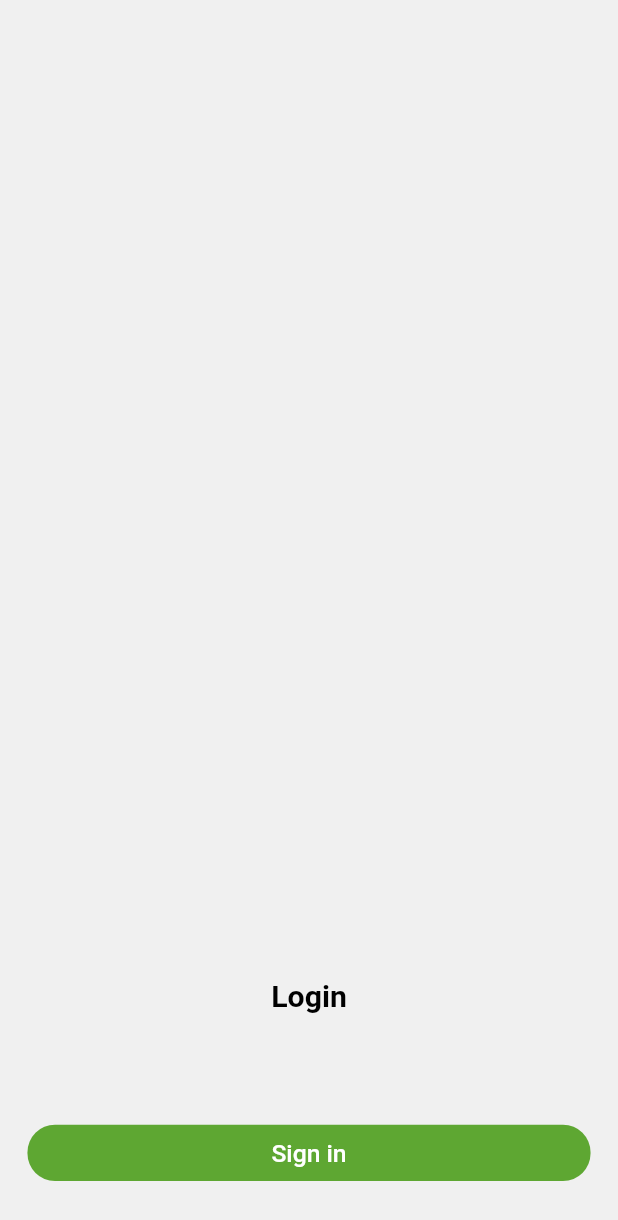
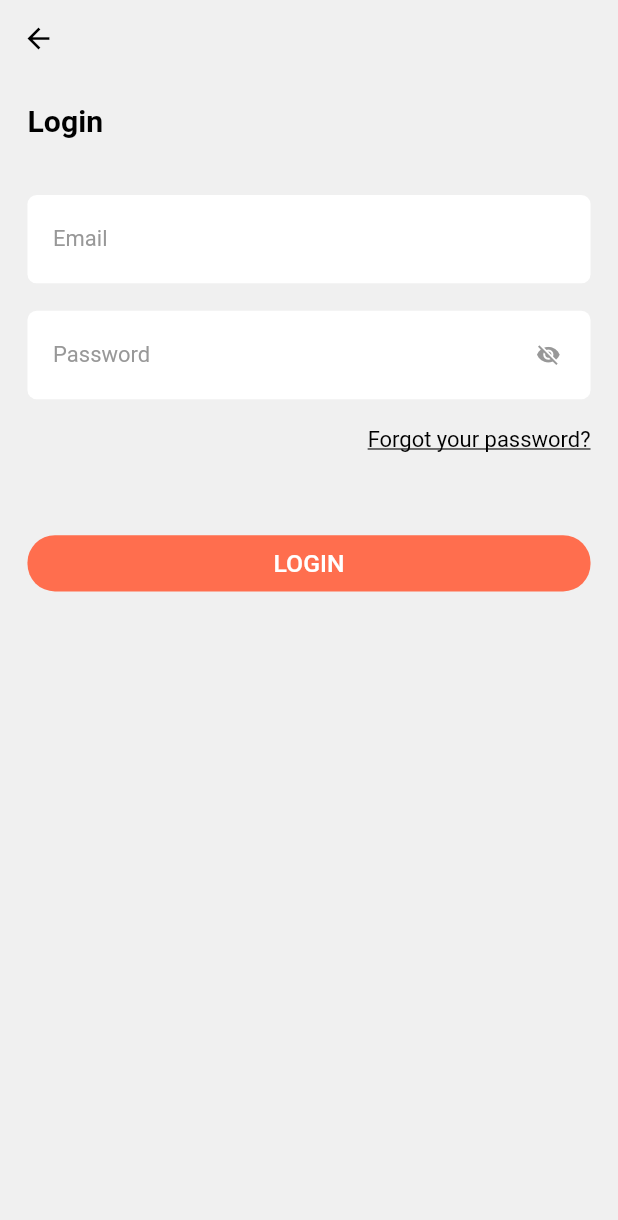
Before and after one commit to alisa-uthi/haiya-client-flutter, a Flutter app: the screen it shows after launch, after a tap on "SIGN IN", on a phone screen of 412 x 824 dp. Shown: the top 1220 px of the screen. Run offline on Flutter 3.47's test engine with Material 2 defaults, Android fonts, the light colour scheme and no system bars; our stand-ins replace flutter_datetime_picker, google_fonts, image_picker, multi_select_flutter, responsive_framework; missing offline and left inert: flutter_otp.

Commit message:
add UI of login and forgot password screen

```diff
--- a/lib/routes.dart
+++ b/lib/routes.dart
@@ -1,6 +1,7 @@
 import 'package:flutter/material.dart';
 
 import 'screens/authOption/auth_option_screen.dart';
+import 'screens/forgot_password/forgot_password_screen.dart';
 import 'screens/home/home_screen.dart';
 import 'screens/signin/signin_screen.dart';
 import 'screens/signup/signup_screen.dart';
@@ -17,5 +18,6 @@ final Map<String, WidgetBuilder> routes = {
   TermAgreementScreen.routeName: (context) => TermAgreementScreen(),
   VerifyOtpScreen.routeName: (context) => VerifyOtpScreen(),
   SignupSuccessScreen.routeName: (context) => SignupSuccessScreen(),
+  ForgotPasswordScreen.routeName: (context) => ForgotPasswordScreen(),
   HomeScreen.routeName: (context) => HomeScreen(),
 };
--- a/lib/screens/signin/signin_screen.dart
+++ b/lib/screens/signin/signin_screen.dart
@@ -11,16 +11,16 @@ class SignInScreen extends StatelessWidget {
   @override
   Widget build(BuildContext context) {
     return Scaffold(
+      appBar: AppBar(),
       body: SafeArea(
         child: Container(
           padding: const EdgeInsets.all(kDefaultPadding),
           child: Column(
+            crossAxisAlignment: CrossAxisAlignment.start,
             children: [
-              Spacer(),
               HeaderText(text: "Login"),
               SizedBox(height: kDefaultPadding),
               SignInForm(),
-              SizedBox(height: kDefaultPadding),
             ],
           ),
         ),
--- a/lib/screens/signin/widgets/signin_form.dart
+++ b/lib/screens/signin/widgets/signin_form.dart
@@ -1,4 +1,6 @@
 import 'package:flutter/material.dart';
+import 'package:haiya_client/screens/forgot_password/forgot_password_screen.dart';
+import 'package:haiya_client/screens/home/home_screen.dart';
 import 'package:haiya_client/shared/services/auth_service.dart';
 import 'package:haiya_client/shared/widgets/custom_btn.dart';
 import 'package:haiya_client/shared/widgets/form_fields.dart';
@@ -11,40 +13,59 @@ class SignInForm extends StatefulWidget {
 }
 
 class _SignInFormState extends State<SignInForm> {
-  String _email = '';
-  String _password = '';
+  String? _email, _password;
+  bool _isPassHidden = true;
+
   AuthService _authService = new AuthService();
   FormFields _formFields = new FormFields();
   final _formKey = GlobalKey<FormState>();
+
+  void _togglePasswordVisibility() {
+    setState(() {
+      _isPassHidden = !_isPassHidden;
+    });
+  }
 
   @override
   Widget build(BuildContext context) {
     return Form(
       key: _formKey,
       child: Column(
+        crossAxisAlignment: CrossAxisAlignment.end,
         children: [
-          // _formFields.buildEmailField(
-          //   context,
-          //   (value) => setState(() => _email = value),
-          // ),
-          // SizedBox(height: kDefaultPadding),
-          // _formFields.buildPasswordField(
-          //   context,
-          //   (value) => setState(() => _password = value),
-          //   false,
-          // ),
-          SizedBox(height: kDefaultPadding * 2),
+          _formFields.buildEmailField(
+            "Email",
+            (value) => setState(() => _email = value),
+          ),
+          SizedBox(height: kDefaultPadding),
+          _formFields.buildPasswordField(
+              "Password",
+              (value) => setState(() => _password = value),
+              _isPassHidden,
+              _togglePasswordVisibility),
+          SizedBox(height: kDefaultPadding),
+          GestureDetector(
+            onTap: () {
+              Navigator.pushNamed(context, ForgotPasswordScreen.routeName);
+            },
+            child: Text(
+              "Forgot your password?",
+              textAlign: TextAlign.right,
+              style: TextStyle(decoration: TextDecoration.underline),
+            ),
+          ),
+          SizedBox(height: kDefaultPadding * 3),
           CustomBtn(
-            text: "Sign in",
-            boxColor: kSuccessColor,
+            text: "LOGIN",
+            boxColor: kPrimaryColor,
             textColor: Colors.white,
             onPressed: () {
-              WidgetsBinding.instance!.addPostFrameCallback((_) {
-                if (_formKey.currentState!.validate()) {
-                  _authService.signIn(_email, _password);
-                  // Navigator.pushNamed(context, SignInScreen.routeName);
-                }
-              });
+              // WidgetsBinding.instance!.addPostFrameCallback((_) {
+              //   if (_formKey.currentState!.validate()) {
+              //     _authService.signIn(_email!, _password!);
+              Navigator.pushNamed(context, HomeScreen.routeName);
+              //   }
+              // });
             },
           ),
         ],
```
Also changed, not shown: lib/screens/forgot_password/forgot_password_screen.dart (added, +34 -0 lines), lib/screens/forgot_password/widgets/forgot_password_form.dart (added, +46 -0 lines), lib/screens/signup/widgets/signup_form.dart (+37 -36 lines).
